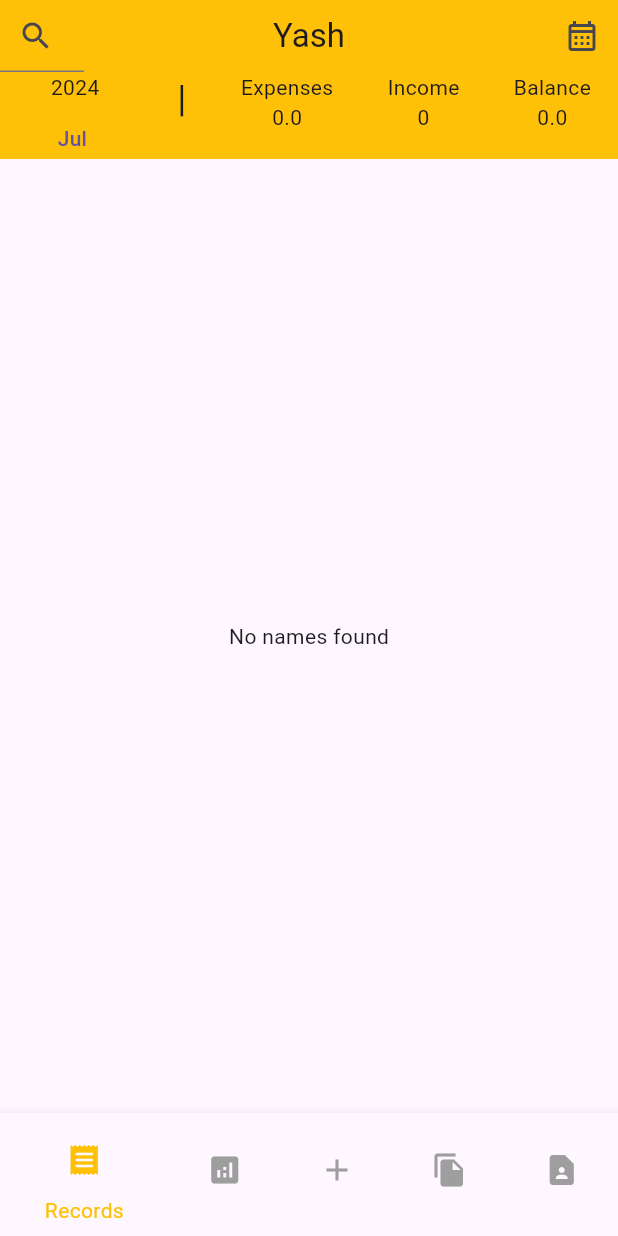
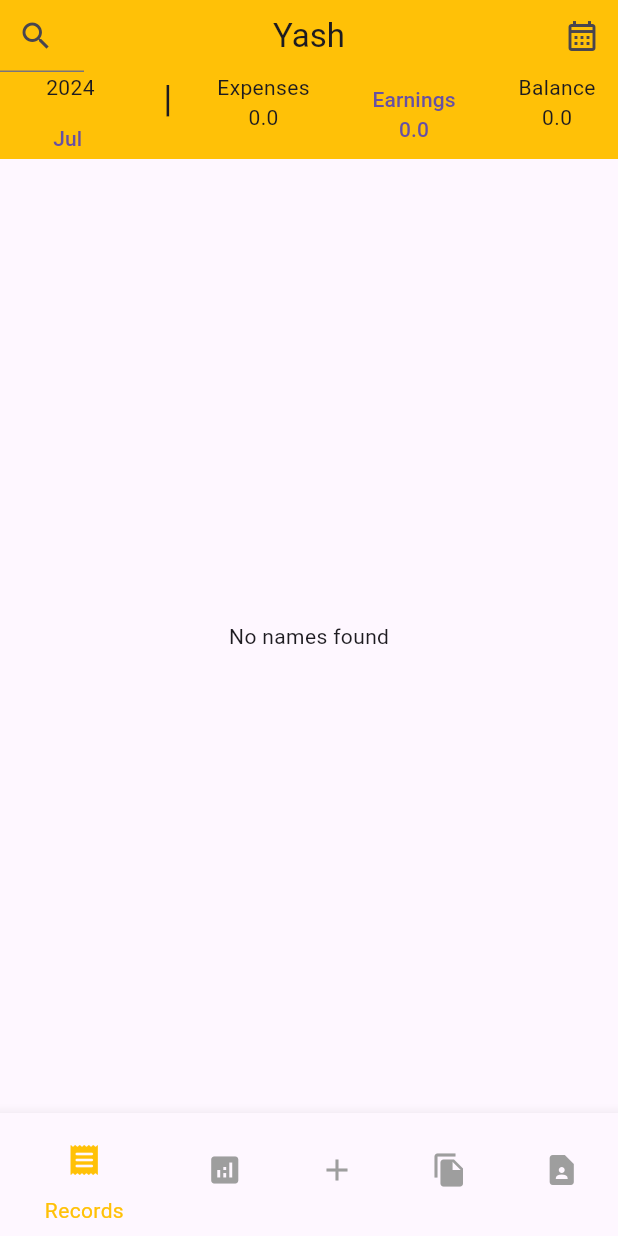
Before and after one commit to yash-egov/Expense_tracker_flutter, a Flutter app: the screen it shows after launch, on a phone screen of 412 x 824 dp. Run offline on Flutter 3.47's test engine with Material 3 defaults, Android fonts, the phone set to English and light mode, and no system bars; our stand-ins replace bloc, equatable, flutter_bloc.

Commit message:
You can add Earnings Now

```diff
--- a/lib/bloc/balance/balance_bloc.dart
+++ b/lib/bloc/balance/balance_bloc.dart
@@ -10,7 +10,7 @@ part 'balance_state.dart';
 class BalanceBloc extends Bloc<BalanceEvent, BalanceState> {
   BalanceBloc() : super(BalanceInitial()) {
     on<UpdateBalanceEvent>((event, emit) {
-      emit(BalanceState(balanceValue: state.balanceValue - event.price));
+      emit(BalanceState(balanceValue: state.balanceValue + event.price));
     });
   }
 }
--- /dev/null
+++ b/lib/bloc/earnings/earnings_bloc.dart
@@ -0,0 +1,20 @@
+import 'package:bloc/bloc.dart';
+import 'package:equatable/equatable.dart';
+
+part 'earnings_event.dart';
+part 'earnings_state.dart';
+
+class EarningsBloc extends Bloc<EarningsEvent, EarningsState> {
+  EarningsBloc() : super(EarningsInitial()) {
+    on<EarningsEvent>((event, emit) {
+      // TODO: implement event handler
+    });
+
+    on<addEarningEvent>((event, emit) {
+      // emit(addEarningEvent(event.earning));
+      print("Inside add Earnings Event");
+      print(event.earning);
+      emit(EarningsState(event.earning));
+    });
+  }
+}
--- /dev/null
+++ b/lib/bloc/earnings/earnings_event.dart
@@ -0,0 +1,10 @@
+part of 'earnings_bloc.dart';
+
+class EarningsEvent {
+  const EarningsEvent();
+}
+
+class addEarningEvent extends EarningsEvent {
+  double earning;
+  addEarningEvent(this.earning) : super();
+}
--- /dev/null
+++ b/lib/bloc/earnings/earnings_state.dart
@@ -0,0 +1,13 @@
+part of 'earnings_bloc.dart';
+
+class EarningsState extends Equatable {
+  final double earning;
+  const EarningsState(this.earning);
+
+  @override
+  List<Object> get props => [earning];
+}
+
+final class EarningsInitial extends EarningsState {
+  EarningsInitial() : super(0);
+}
--- a/lib/FormScreen.dart
+++ b/lib/forms/FormScreen.dart
@@ -66,9 +66,9 @@ class _FormScreenState extends State<FormScreen> {
                     data.add(curr);
                     context.read<ItemsBloc>().add(addItemEvent(curr));
 
-                    ScaffoldMessenger.of(context).showSnackBar(
-                      SnackBar(content: Text('Processing Data ${data.length}')),
-                    );
+                    // ScaffoldMessenger.of(context).showSnackBar(
+                    //   SnackBar(content: Text('Processing Data ${data.length}')),
+                    // );
                   }
                   context.read<ExpenseBloc>().add(addExpenseEvent(_itemPrice));
                   context
--- a/lib/home.dart
+++ b/lib/home.dart
@@ -1,10 +1,12 @@
 // ignore_for_file: prefer_const_constructors, prefer_const_literals_to_create_immutables
 
-import 'package:expense_tracker/FormScreen.dart';
+import 'package:expense_tracker/forms/FormScreen.dart';
 import 'package:expense_tracker/bloc/balance/balance_bloc.dart';
+import 'package:expense_tracker/bloc/earnings/earnings_bloc.dart';
 import 'package:expense_tracker/bloc/expense/expense_bloc.dart';
 import 'package:expense_tracker/bloc/items/items_bloc.dart';
 import 'package:expense_tracker/custom_card.dart';
+import 'package:expense_tracker/forms/earning_form.dart';
 import 'package:expense_tracker/model/Item.dart';
 import 'package:expense_tracker/Me/profile.dart';
 import 'package:flutter/material.dart';
@@ -126,7 +128,7 @@ class _HomeState extends State<Home> {
                   onPressed: () {
                     final snackBar = SnackBar(
                       content: Text("Comming Soon......"),
-                      duration: Duration(seconds: 3),
+                      duration: Duration(milliseconds: 50),
                     );
 
                     // Show the SnackBar using ScaffoldMessenger
@@ -171,16 +173,35 @@ class _HomeState extends State<Home> {
                     ),
                     Column(
                       children: [
-                        Text('Income'),
-                        Text('0'),
+                        TextButton(onPressed: () {
+                          Navigator.push(
+                            context,
+                            MaterialPageRoute(
+                                builder: (context) => EarningForm()),
+                          );
+                        }, child: BlocBuilder<EarningsBloc, EarningsState>(
+                          builder: (context, state) {
+                            return Column(
+                              children: [
+                                Text('Earnings'),
+                                Text('${state.earning}'),
+                              ],
+                            );
+                          },
+                        ))
                       ],
                     ),
                     Column(
                       children: [
                         Text('Balance'),
-                        BlocBuilder<BalanceBloc, BalanceState>(
-                          builder: (context, state) {
-                            return Text('${state.balanceValue}');
+                        BlocBuilder<EarningsBloc, EarningsState>(
+                          builder: (context, state1) {
+                            return BlocBuilder<BalanceBloc, BalanceState>(
+                              builder: (context, state) {
+                                return Text(
+                                    '${state1.earning - state.balanceValue}');
+                              },
+                            );
                           },
                         ),
                       ],
@@ -254,7 +275,7 @@ class _HomeState extends State<Home> {
                     onPressed: () {
                       final snackBar = SnackBar(
                         content: Text("Comming Soon......"),
-                        duration: Duration(seconds: 3),
+                        duration: Duration(milliseconds: 50),
                       );
 
                       // Show the SnackBar using ScaffoldMessenger
@@ -269,7 +290,7 @@ class _HomeState extends State<Home> {
                   onPressed: () {
                     final snackBar = SnackBar(
                       content: Text("Comming Soon......"),
-                      duration: Duration(seconds: 3),
+                      duration: Duration(milliseconds: 50),
                     );
 
                     // Show the SnackBar using ScaffoldMessenger
@@ -302,7 +323,7 @@ class _HomeState extends State<Home> {
                     onPressed: () {
                       final snackBar = SnackBar(
                         content: Text("Comming Soon......"),
-                        duration: Duration(seconds: 3),
+                        duration: Duration(milliseconds: 50),
                       );
 
                       // Show the SnackBar using ScaffoldMessenger
--- a/lib/main.dart
+++ b/lib/main.dart
@@ -1,4 +1,5 @@
 import 'package:expense_tracker/bloc/balance/balance_bloc.dart';
+import 'package:expense_tracker/bloc/earnings/earnings_bloc.dart';
 import 'package:expense_tracker/bloc/expense/expense_bloc.dart';
 import 'package:expense_tracker/bloc/items/items_bloc.dart';
 import 'package:expense_tracker/home.dart';
@@ -26,6 +27,9 @@ class MyApp extends StatelessWidget {
         ),
         BlocProvider(
           create: (context) => ExpenseBloc(),
+        ),
+        BlocProvider(
+          create: (context) => EarningsBloc(),
         )
       ],
       child: MaterialApp(
```
Also changed, not shown: lib/forms/earning_form.dart (added, +73 -0 lines), 1 other file.
